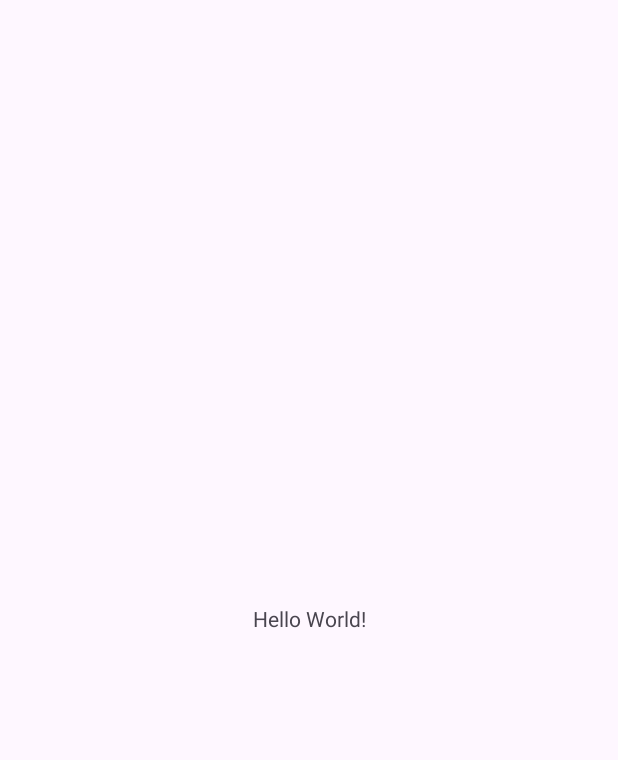
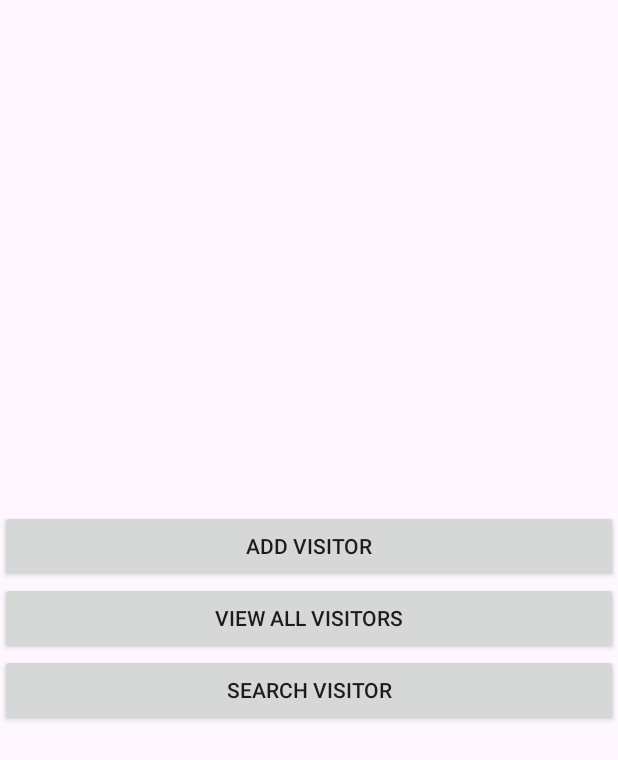
Before and after one commit to josiya-jose/visitor, an Android app: the screen it shows after launch (MainActivity), on a phone screen of 412 x 824 dp. Before the commit the part shown is almost empty. Shown: the top 760 px of the screen. Run offline under Robolectric (Android 15) with nearby library versions, the phone set to English and light mode, and no system bars.

Commit message:
menu created

```diff
--- a/app/src/main/java/com/example/visitor/MainActivity.java
+++ b/app/src/main/java/com/example/visitor/MainActivity.java
@@ -1,6 +1,9 @@
 package com.example.visitor;
 
+import android.content.Intent;
 import android.os.Bundle;
+import android.view.View;
+import android.widget.Button;
 
 import androidx.activity.EdgeToEdge;
 import androidx.appcompat.app.AppCompatActivity;
@@ -10,15 +13,18 @@ import androidx.core.view.WindowInsetsCompat;
 
 public class MainActivity extends AppCompatActivity {
 
+    Button btn1,btn2,btn3;
+
     @Override
     protected void onCreate(Bundle savedInstanceState) {
         super.onCreate(savedInstanceState);
         EdgeToEdge.enable(this);
         setContentView(R.layout.activity_main);
-        ViewCompat.setOnApplyWindowInsetsListener(findViewById(R.id.main), (v, insets) -> {
-            Insets systemBars = insets.getInsets(WindowInsetsCompat.Type.systemBars());
-            v.setPadding(systemBars.left, systemBars.top, systemBars.right, systemBars.bottom);
-            return insets;
-        });
+
+        btn1=(Button) findViewById(R.id.add);
+        btn2=(Button) findViewById(R.id.view);
+        btn3=(Button) findViewById(R.id.search);
+
+
     }
 }
--- a/app/src/main/res/layout/activity_main.xml
+++ b/app/src/main/res/layout/activity_main.xml
@@ -1,19 +1,22 @@
-<?xml version="1.0" encoding="utf-8"?>
-<androidx.constraintlayout.widget.ConstraintLayout xmlns:android="http://schemas.android.com/apk/res/android"
-    xmlns:app="http://schemas.android.com/apk/res-auto"
-    xmlns:tools="http://schemas.android.com/tools"
-    android:id="@+id/main"
+<LinearLayout android:layout_height="match_parent"
     android:layout_width="match_parent"
-    android:layout_height="match_parent"
-    tools:context=".MainActivity">
+    android:orientation="vertical"
+    android:gravity="center"
+    xmlns:android="http://schemas.android.com/apk/res/android">
+    <androidx.appcompat.widget.AppCompatButton
+        android:layout_width="match_parent"
+        android:layout_height="wrap_content"
+        android:text="add visitor"
+        android:id="@+id/add"/>
+    <androidx.appcompat.widget.AppCompatButton
+        android:layout_width="match_parent"
+        android:layout_height="wrap_content"
+        android:text="view all visitors"
+        android:id="@+id/view"/>
+    <androidx.appcompat.widget.AppCompatButton
+        android:layout_width="match_parent"
+        android:layout_height="wrap_content"
+        android:text="search visitor"
+        android:id="@+id/search"/>
 
-    <TextView
-        android:layout_width="wrap_content"
-        android:layout_height="wrap_content"
-        android:text="Hello World!"
-        app:layout_constraintBottom_toBottomOf="parent"
-        app:layout_constraintEnd_toEndOf="parent"
-        app:layout_constraintStart_toStartOf="parent"
-        app:layout_constraintTop_toTopOf="parent" />
-
-</androidx.constraintlayout.widget.ConstraintLayout>
+</LinearLayout>
```
